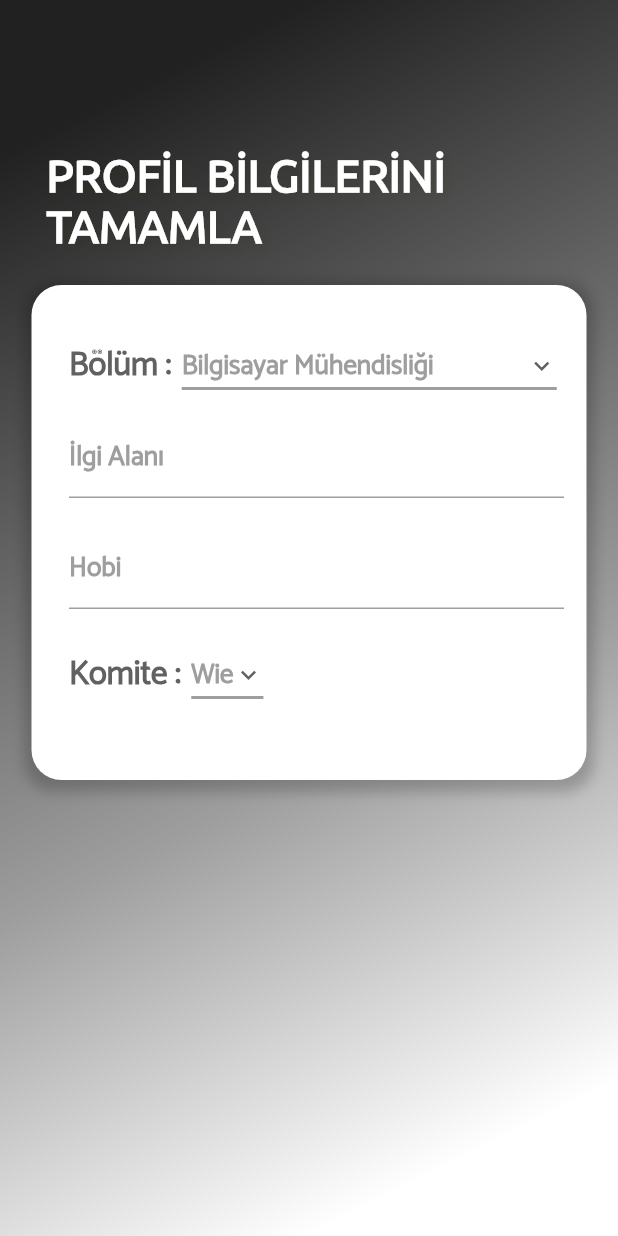
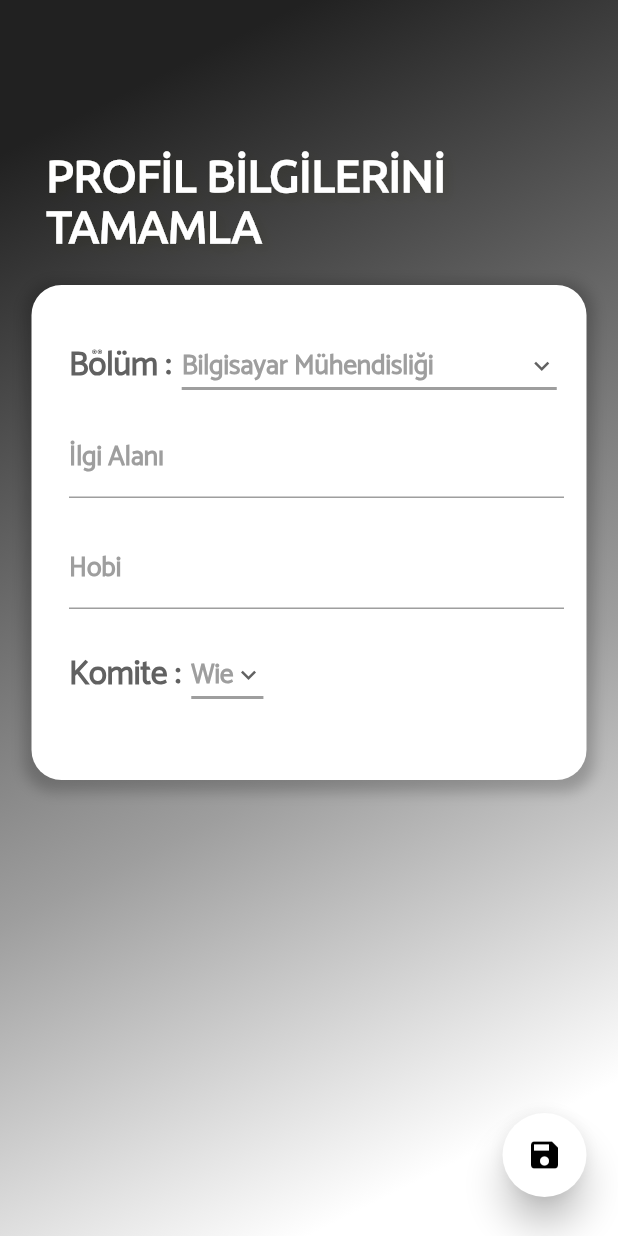
Before and after one commit to elifbilgep/topluluk_tasarim, a Flutter app: the TakeInfo screen opened directly, on a phone screen of 412 x 824 dp. Run offline on Flutter 3.47's test engine with Material 2 defaults, Android fonts, the phone set to English and light mode, and no system bars; project files that could hold a hidden picture were left out.

Commit message:
take info ya buton

```diff
--- a/lib/Pages/take_info_page.dart
+++ b/lib/Pages/take_info_page.dart
@@ -22,6 +22,15 @@ class _TakeInfoState extends State<TakeInfo> {
     return Container(
       decoration: BoxDecoration(gradient: homePageBg),
       child: Scaffold(
+        floatingActionButton: Padding(
+          padding: const EdgeInsets.only(right: 5.0, bottom: 10),
+          child: FloatingActionButton(
+            onPressed: () {},
+            backgroundColor: Colors.white,
+            elevation: 10,
+            child: Icon(Icons.save),
+          ),
+        ),
         resizeToAvoidBottomInset: false,
         backgroundColor: Colors.transparent,
         body: Column(
--- a/lib/main.dart
+++ b/lib/main.dart
@@ -8,8 +8,8 @@ import 'Pages/create_notice.dart';
 import 'Pages/details.dart';
 import 'Pages/home_page_elif.dart';
 import 'Pages/myEvents.dart';
-import 'Pages/profil.dart';
-import 'Pages/splash.dart';
+import 'Pages/profil_elif.dart';
+import 'Pages/splash_elif.dart';
 import 'Pages/qrRead.dart';
 import 'Pages/take_info_page.dart';
 
@@ -24,7 +24,7 @@ class MyApp extends StatelessWidget {
       theme: ThemeData(
         primarySwatch: Colors.grey,
       ),
-      home: Profile(),
+      home: TakeInfo(),
     );
   }
 }
```
Also changed, not shown: lib/Pages/splash_elif.dart (renamed from lib/Pages/splash.dart, +26 -8 lines), lib/Pages/profil_elif.dart (renamed from lib/Pages/profil.dart).
